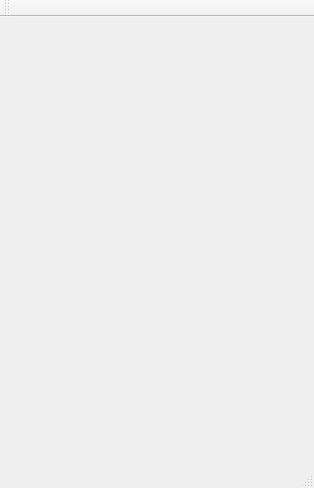
The window that ServerDataBase/mainwindow.ui (NikishinRoman/Login) describes before a commit, drawn with Qt 5.
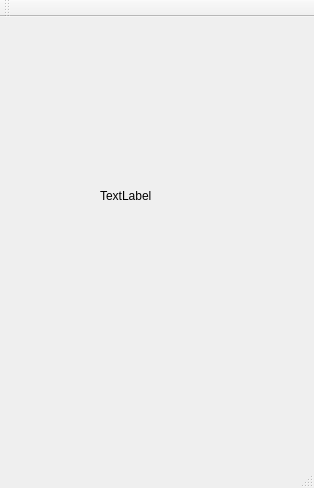
The same window after the commit.

Patch:
```diff
--- a/ServerDataBase/mainwindow.ui
+++ b/ServerDataBase/mainwindow.ui
@@ -13,7 +13,21 @@
   <property name="windowTitle">
    <string>MainWindow</string>
   </property>
-  <widget class="QWidget" name="centralWidget"/>
+  <widget class="QWidget" name="centralWidget">
+   <widget class="QLabel" name="label">
+    <property name="geometry">
+     <rect>
+      <x>100</x>
+      <y>170</y>
+      <width>67</width>
+      <height>17</height>
+     </rect>
+    </property>
+    <property name="text">
+     <string>TextLabel</string>
+    </property>
+   </widget>
+  </widget>
   <widget class="QMenuBar" name="menuBar">
    <property name="geometry">
     <rect>
```
